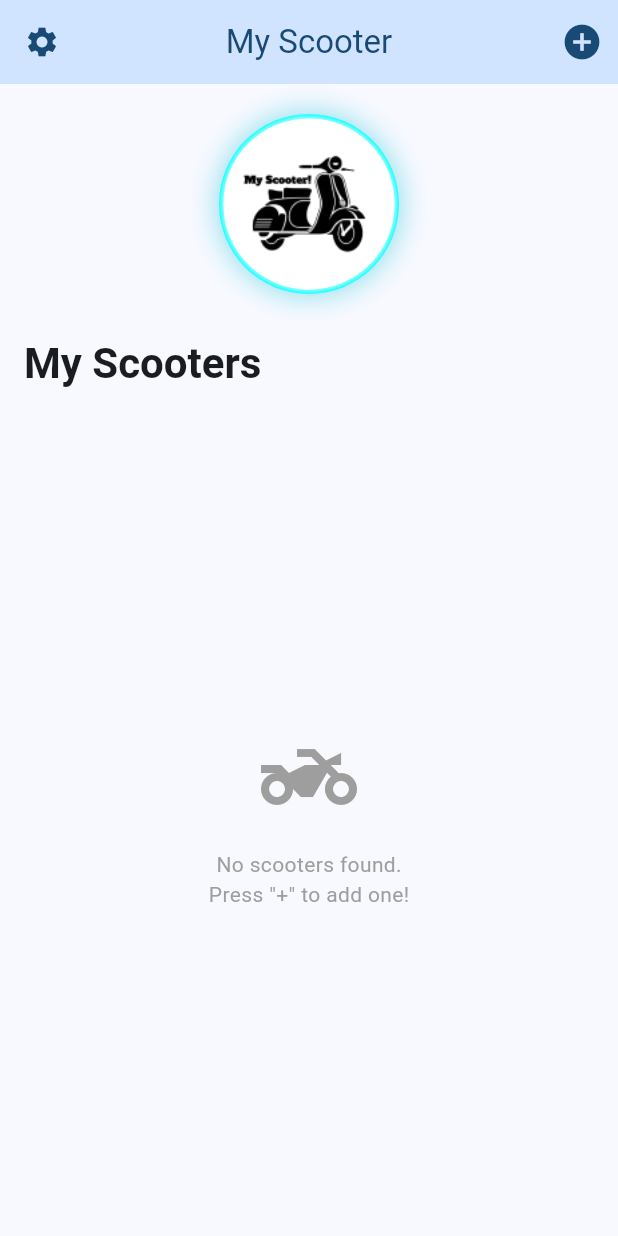
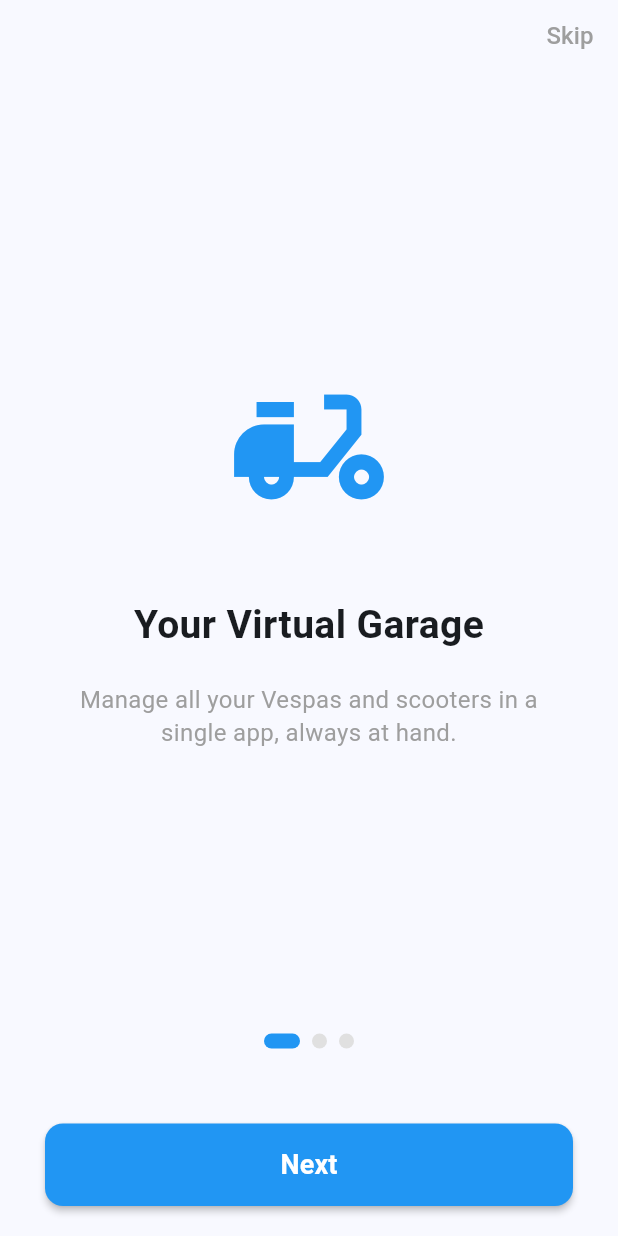
Before and after one commit to rinino/myScoterFlutter, a Flutter app: the screen it shows after launch, on a phone screen of 412 x 824 dp. Run offline on Flutter 3.47's test engine with Material 3 defaults, Android fonts, the phone set to English and light mode, and no system bars; our stand-ins replace file_picker, flutter_local_notifications, flutter_riverpod, geolocator, go_router, google_maps_flutter and 8 more; missing offline and left inert: gal; accounts and stored records are empty.

Commit message:
onboarding

```diff
--- /dev/null
+++ b/lib/features/onboarding/screens/onboarding_screen.dart
@@ -0,0 +1,157 @@
+import 'package:flutter/material.dart';
+import 'package:go_router/go_router.dart';
+import 'package:shared_preferences/shared_preferences.dart';
+import 'package:myscooter/l10n/app_localizations.dart';
+
+class OnboardingScreen extends StatefulWidget {
+  const OnboardingScreen({super.key});
+
+  @override
+  State<OnboardingScreen> createState() => _OnboardingScreenState();
+}
+
+class _OnboardingScreenState extends State<OnboardingScreen> {
+  final PageController _pageController = PageController();
+  int _currentPage = 0;
+
+  Future<void> _completeOnboarding() async {
+    final prefs = await SharedPreferences.getInstance();
+    await prefs.setBool('hasSeenOnboarding', true);
+    if (mounted) {
+      context.go('/'); // Naviga alla home eliminando l'onboarding dallo stack
+    }
+  }
+
+  @override
+  void dispose() {
+    _pageController.dispose();
+    super.dispose();
+  }
+
+  @override
+  Widget build(BuildContext context) {
+    final l10n = AppLocalizations.of(context)!;
+
+    final List<Map<String, dynamic>> _pages = [
+      {
+        "title": l10n.onboardingTitle1,
+        "desc": l10n.onboardingDesc1,
+        "icon": Icons.moped,
+        "color": Colors.blue,
+      },
+      {
+        "title": l10n.onboardingTitle2,
+        "desc": l10n.onboardingDesc2,
+        "icon": Icons.local_gas_station,
+        "color": Colors.green,
+      },
+      {
+        "title": l10n.onboardingTitle3,
+        "desc": l10n.onboardingDesc3,
+        "icon": Icons.folder_special,
+        "color": Colors.orange,
+      },
+    ];
+
+    return Scaffold(
+      body: SafeArea(
+        child: Column(
+          children: [
+            // Tasto Salta
+            Align(
+              alignment: Alignment.topRight,
+              child: TextButton(
+                onPressed: _completeOnboarding,
+                child: Text(l10n.salta, style: const TextStyle(color: Colors.grey, fontSize: 16)),
+              ),
+            ),
+
+            // Pagine Scorrevoli
+            Expanded(
+              child: PageView.builder(
+                controller: _pageController,
+                onPageChanged: (index) {
+                  setState(() => _currentPage = index);
+                },
+                itemCount: _pages.length,
+                itemBuilder: (context, index) {
+                  return Padding(
+                    padding: const EdgeInsets.symmetric(horizontal: 40),
+                    child: Column(
+                      mainAxisAlignment: MainAxisAlignment.center,
+                      children: [
+                        Icon(
+                          _pages[index]["icon"],
+                          size: 120,
+                          color: _pages[index]["color"],
+                        ),
+                        const SizedBox(height: 40),
+                        Text(
+                          _pages[index]["title"],
+                          textAlign: TextAlign.center,
+                          style: const TextStyle(fontSize: 26, fontWeight: FontWeight.bold),
+                        ),
+                        const SizedBox(height: 20),
+                        Text(
+                          _pages[index]["desc"],
+                          textAlign: TextAlign.center,
+                          style: const TextStyle(fontSize: 16, color: Colors.grey, height: 1.4),
+                        ),
+                      ],
+                    ),
+                  );
+                },
+              ),
+            ),
+
+            // Indicatori di Pagina (Pallini)
+            Row(
+              mainAxisAlignment: MainAxisAlignment.center,
+              children: List.generate(
+                _pages.length,
+                    (index) => AnimatedContainer(
+                  duration: const Duration(milliseconds: 300),
+                  margin: const EdgeInsets.symmetric(horizontal: 4),
+                  height: 10,
+                  width: _currentPage == index ? 24 : 10,
+                  decoration: BoxDecoration(
+                    color: _currentPage == index ? Colors.blue : Colors.grey.shade300,
+                    borderRadius: BorderRadius.circular(5),
+                  ),
+                ),
+              ),
+            ),
+            const SizedBox(height: 30),
+
+            // Bottone Avanti / Inizia
+            Padding(
+              padding: const EdgeInsets.symmetric(horizontal: 30, vertical: 20),
+              child: ElevatedButton(
+                onPressed: () {
+                  if (_currentPage == _pages.length - 1) {
+                    _completeOnboarding();
+                  } else {
+                    _pageController.nextPage(
+                      duration: const Duration(milliseconds: 300),
+                      curve: Curves.easeIn,
+                    );
+                  }
+                },
+                style: ElevatedButton.styleFrom(
+                  backgroundColor: Colors.blue,
+                  minimumSize: const Size(double.infinity, 55),
+                  shape: RoundedRectangleBorder(borderRadius: BorderRadius.circular(12)),
+                  elevation: 2,
+                ),
+                child: Text(
+                  _currentPage == _pages.length - 1 ? l10n.inizia : l10n.avanti,
+                  style: const TextStyle(fontSize: 18, fontWeight: FontWeight.bold, color: Colors.white),
+                ),
+              ),
+            ),
+          ],
+        ),
+      ),
+    );
+  }
+}
--- a/lib/l10n/app_en.arb
+++ b/lib/l10n/app_en.arb
@@ -185,5 +185,24 @@
   "docPatente": "Driver's License",
   "documentSaved": "Document saved!",
   "documentDeleted": "Document deleted",
-  "aggiungi": "Add"
+  "aggiungi": "Add",
+
+  "esportaPDF": "Export PDF Report",
+  "reportDi": "Report for",
+  "totaleManutenzioni": "Total Maintenance:",
+  "totaleRifornimenti": "Total Refuelings:",
+  "litriConsumati": "Liters Consumed",
+  "costoTotaleGestione": "Total Management Cost",
+  "generatoDa": "Generated by myScooter",
+  "pag": "Page",
+
+  "onboardingTitle1": "Your Virtual Garage",
+  "onboardingDesc1": "Manage all your Vespas and scooters in a single app, always at hand.",
+  "onboardingTitle2": "Track Refuelings",
+  "onboardingDesc2": "Record fill-ups and monitor fuel consumption. Automatically calculate liters, costs, and averages.",
+  "onboardingTitle3": "Your Wallet",
+  "onboardingDesc3": "Save registration, insurance and other documents. Receive automatic notifications before deadlines!",
+  "salta": "Skip",
+  "avanti": "Next",
+  "inizia": "Get Started"
 }
--- a/lib/l10n/app_localizations.dart
+++ b/lib/l10n/app_localizations.dart
@@ -1117,6 +1117,108 @@
   /// In it, this message translates to:
   /// **'Aggiungi'**
   String get aggiungi;
+
+  /// No description provided for @esportaPDF.
+  ///
+  /// In it, this message translates to:
+  /// **'Esporta Report PDF'**
+  String get esportaPDF;
+
+  /// No description provided for @reportDi.
+  ///
+  /// In it, this message translates to:
+  /// **'Report di'**
+  String get reportDi;
+
+  /// No description provided for @totaleManutenzioni.
+  ///
+  /// In it, this message translates to:
+  /// **'Totale Manutenzioni:'**
+  String get totaleManutenzioni;
+
+  /// No description provided for @totaleRifornimenti.
+  ///
+  /// In it, this message translates to:
+  /// **'Totale Rifornimenti:'**
+  String get totaleRifornimenti;
+
+  /// No description provided for @litriConsumati.
+  ///
+  /// In it, this message translates to:
+  /// **'Litri Consumati'**
+  String get litriConsumati;
+
+  /// No description provided for @costoTotaleGestione.
+  ///
+  /// In it, this message translates to:
+  /// **'Costo Totale Gestione'**
+  String get costoTotaleGestione;
+
+  /// No description provided for @generatoDa.
+  ///
+  /// In it, this message translates to:
+  /// **'Generato da myScooter'**
+  String get generatoDa;
+
+  /// No description provided for @pag.
+  ///
+  /// In it, this message translates to:
+  /// **'Pag.'**
+  String get pag;
+
+  /// No description provided for @onboardingTitle1.
+  ///
+  /// In it, this message translates to:
+  /// **'Il tuo Garage Virtuale'**
+  String get onboardingTitle1;
+
+  /// No description provided for @onboardingDesc1.
+  ///
+  /// In it, this message translates to:
+  /// **'Gestisci tutte le tue Vespe e i tuoi scooter in un\'unica app, sempre a portata di mano.'**
+  String get onboardingDesc1;
+
+  /// No description provided for @onboardingTitle2.
+  ///
+  /// In it, this message translates to:
+  /// **'Tieni traccia dei Rifornimenti'**
+  String get onboardingTitle2;
+
+  /// No description provided for @onboardingDesc2.
+  ///
+  /// In it, this message translates to:
+  /// **'Registra i pieni e monitora i consumi. Calcola automaticamente litri, costi e medie.'**
+  String get onboardingDesc2;
+
+  /// No description provided for @onboardingTitle3.
+  ///
+  /// In it, this message translates to:
+  /// **'Il tuo Portadocumenti'**
+  String get onboardingTitle3;
+
+  /// No description provided for @onboardingDesc3.
+  ///
+  /// In it, this message translates to:
+  /// **'Salva libretto, assicurazione e altri documenti. Ricevi notifiche automatiche prima delle scadenze!'**
+  String get onboardingDesc3;
+
+  /// No description provided for @salta.
+  ///
+  /// In it, this message translates to:
+  /// **'Salta'**
+  String get salta;
+
+  /// No description provided for @avanti.
+  ///
+  /// In it, this message translates to:
+  /// **'Avanti'**
+  String get avanti;
+
+  /// No description provided for @inizia.
+  ///
+  /// In it, this message translates to:
+  /// **'Inizia'**
+  String get inizia;
 }
 
 class _AppLocalizationsDelegate
```
Also changed, not shown: lib/core/routing/app_router.dart (+12 -10 lines), lib/core/services/pdf_service.dart (added, +171 -0 lines), lib/features/scooter/screens/scooter_detail_screen.dart (+59 -4 lines), lib/l10n/app_it.arb (+20 -1 lines), lib/l10n/app_localizations_en.dart (+54 -0 lines), lib/l10n/app_localizations_it.dart (+54 -0 lines), lib/main.dart (+13 -7 lines), 1 other file.
